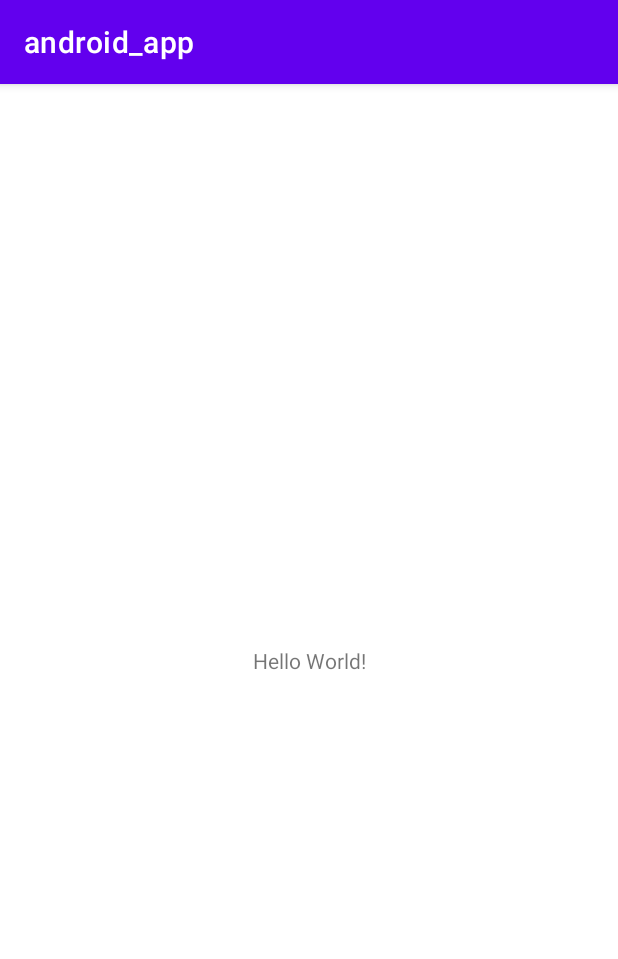
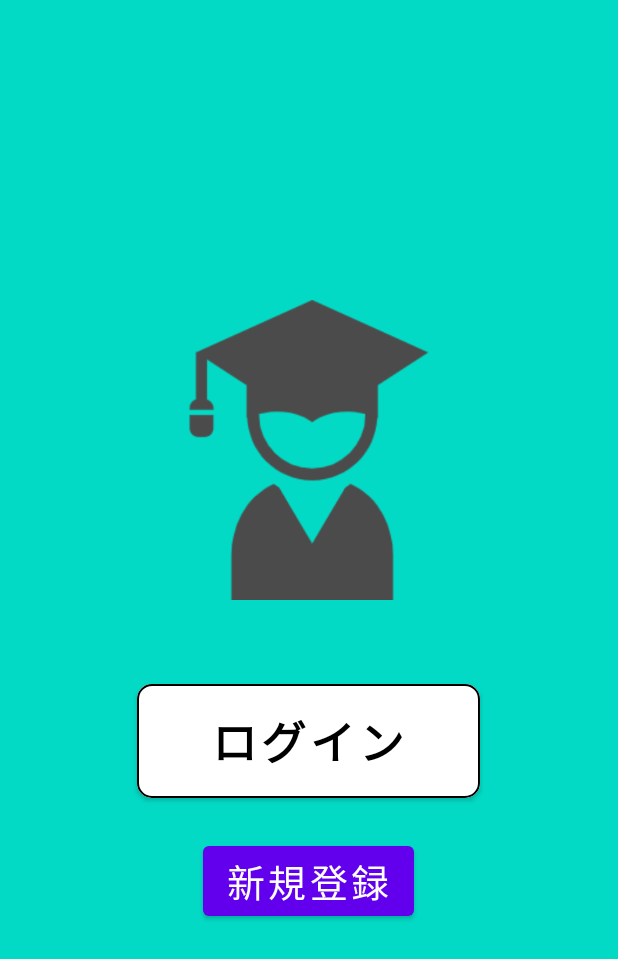
Before and after one commit to youme-Zaurus/nainen, an Android app: the screen it shows after launch (MainActivity), on a phone screen of 412 x 824 dp. Shown: the top 959 px of the screen. Run offline under Robolectric (Android 15) with nearby library versions, the phone set to English and light mode, and no system bars; 3 statements that could not run were skipped.

Commit message:
[update]Buttonのデザイン（仮）完成

```diff
--- a/android_app/src/main/java/com/example/android_app/MainActivity.kt
+++ b/android_app/src/main/java/com/example/android_app/MainActivity.kt
@@ -2,10 +2,30 @@ package com.example.android_app
 
 import androidx.appcompat.app.AppCompatActivity
 import android.os.Bundle
+import android.view.View
+import android.widget.Button
+import android.widget.Toast
 
 class MainActivity : AppCompatActivity() {
     override fun onCreate(savedInstanceState: Bundle?) {
         super.onCreate(savedInstanceState)
         setContentView(R.layout.activity_main)
+
+        val loginButton = findViewById<Button>(R.id.login_button)
+        val listener = ClickListener()
+        loginButton.setOnClickListener(listener)
+
+        val registerButton = findViewById<Button>(R.id.register_button)
+        registerButton.setOnClickListener(listener)
+    }
+    private inner class ClickListener: View.OnClickListener {
+        override fun onClick(view: View) {
+            if(view.id == R.id.login_button) {
+                Toast.makeText(applicationContext, "ログインボタン", Toast.LENGTH_SHORT).show()
+            }
+            else if(view.id == R.id.register_button) {
+                Toast.makeText(applicationContext, "新規登録ボタン", Toast.LENGTH_SHORT).show()
+            }
+        }
     }
 }
--- a/android_app/src/main/res/layout/activity_main.xml
+++ b/android_app/src/main/res/layout/activity_main.xml
@@ -1,18 +1,46 @@
 <?xml version="1.0" encoding="utf-8"?>
-<androidx.constraintlayout.widget.ConstraintLayout xmlns:android="http://schemas.android.com/apk/res/android"
+<LinearLayout
+    xmlns:android="http://schemas.android.com/apk/res/android"
     xmlns:app="http://schemas.android.com/apk/res-auto"
     xmlns:tools="http://schemas.android.com/tools"
     android:layout_width="match_parent"
     android:layout_height="match_parent"
+    android:orientation="vertical"
     tools:context=".MainActivity">
 
-    <TextView
+    <ImageView
+        android:layout_width="200dp"
+        android:layout_height="200dp"
+        android:layout_marginTop="200dp"
+        android:layout_marginBottom="50dp"
+        android:layout_gravity="center"
+        android:id="@+id/main_icon"
+        android:src="@drawable/icon_1" />
+
+    <Button
+        android:id="@+id/login_button"
         android:layout_width="wrap_content"
         android:layout_height="wrap_content"
-        android:text="Hello World!"
-        app:layout_constraintBottom_toBottomOf="parent"
-        app:layout_constraintEnd_toEndOf="parent"
-        app:layout_constraintStart_toStartOf="parent"
-        app:layout_constraintTop_toTopOf="parent" />
-
-</androidx.constraintlayout.widget.ConstraintLayout>
+        android:layout_gravity="center"
+        android:layout_marginBottom="10dp"
+        android:backgroundTint="@color/white"
+        android:paddingLeft="50dp"
+        android:paddingTop="15dp"
+        android:paddingRight="50dp"
+        android:paddingBottom="15dp"
+        android:text="@string/login_button"
+        android:textColor="@color/black"
+        android:textSize="30sp"
+        android:textStyle="bold"
+        app:cornerRadius="10dp"
+        app:strokeColor="@color/black"
+        app:strokeWidth="1dp" />
+    <Button
+        android:layout_width="wrap_content"
+        android:layout_height="wrap_content"
+        android:layout_gravity="center"
+        android:layout_marginTop="10dp"
+        android:textSize="25sp"
+        android:id="@+id/register_button"
+        android:text="@string/register_button" />
+</LinearLayout>
--- a/android_app/src/main/res/values/strings.xml
+++ b/android_app/src/main/res/values/strings.xml
@@ -1,7 +1,11 @@
 <resources>
     <string name="app_name">android_app</string>
+    <string name="top">Hello World!</string>
     <string name="title_activity_home">HomeActivity</string>
     <string name="title_home">Home</string>
     <string name="title_dashboard">Dashboard</string>
     <string name="title_notifications">Notifications</string>
+
+    <string name="login_button">ログイン</string>
+    <string name="register_button">新規登録</string>
 </resources>
--- a/android_app/src/main/res/values/themes.xml
+++ b/android_app/src/main/res/values/themes.xml
@@ -12,5 +12,10 @@
         <!-- Status bar color. -->
         <item name="android:statusBarColor">?attr/colorPrimaryVariant</item>
         <!-- Customize your theme here. -->
+        <item name="windowNoTitle">true</item>
+        <item name="windowActionBar">false</item>
+        <item name="android:windowFullscreen">true</item>
+        <item name="android:windowContentOverlay">@null</item>
+        <item name="android:windowBackground">@color/teal_200</item>
     </style>
 </resources>
```
Also changed, not shown: android_app/src/main/res/drawable/icon_1.png (added).
